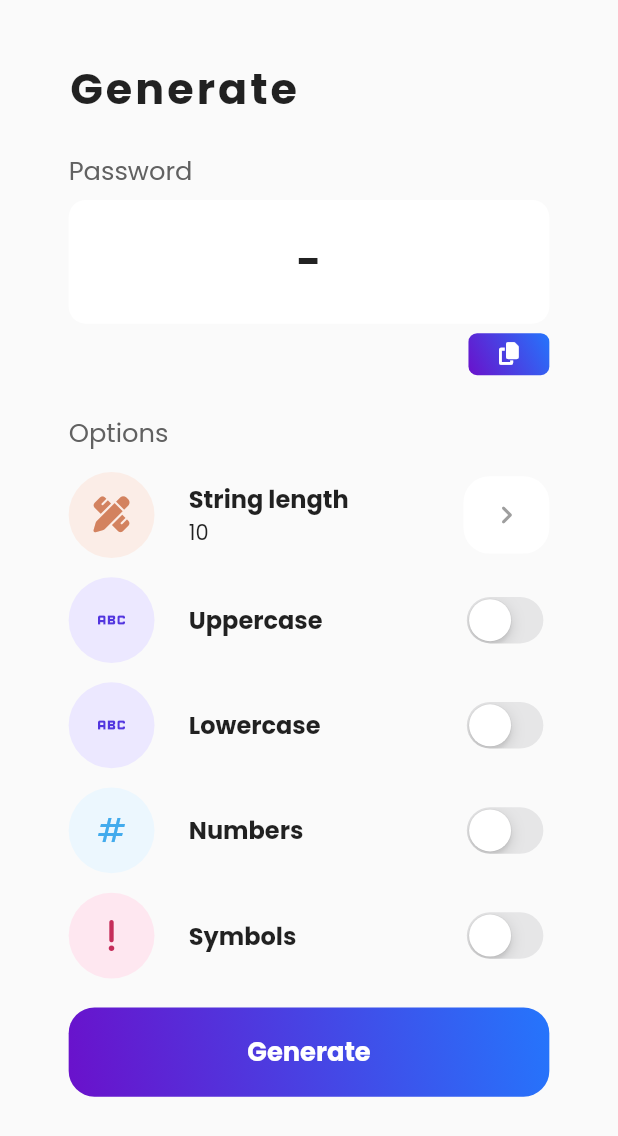
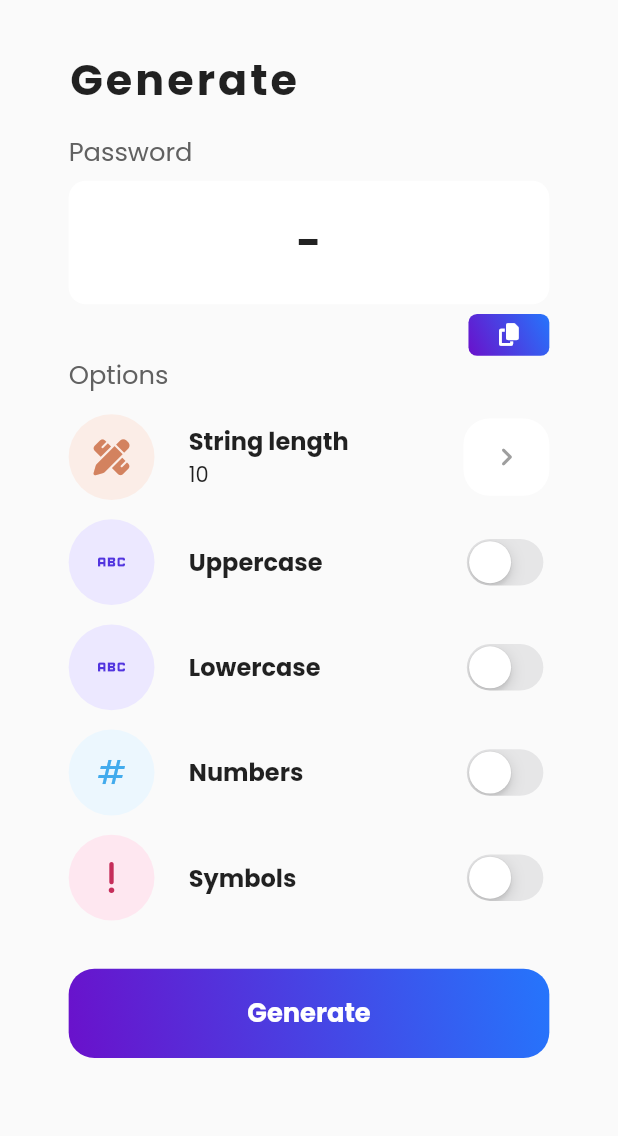
Before and after one commit to junejuly-jb/HashKey-Mobile, a Flutter app: the GenerateScreen widget shown alone on an empty page, opened directly, on a phone screen of 412 x 824 dp. Shown: the top 1136 px of the screen. Run offline on Flutter 3.47's test engine with Material 2 defaults, Android fonts, the phone set to English and light mode, and no system bars; our stand-ins replace connectivity_plus, flutter_screenutil, flutter_svg, font_awesome_flutter, google_fonts, jwt_decoder and 3 more; missing offline and left inert: random_password_generator; accounts and stored records are empty.

```diff
--- a/lib/screens/home.dart
+++ b/lib/screens/home.dart
@@ -19,12 +19,12 @@ class Home extends StatefulWidget {
 class _HomeState extends State<Home> {
   @override
   Widget build(BuildContext context) {
+    final app = Provider.of<AppStateProvider>(context);
     return Scaffold(
       backgroundColor: const Color.fromRGBO(241, 240, 247, 1),
       body: SafeArea(
         child: Builder(
           builder: (context){
-            final app = Provider.of<AppStateProvider>(context);
             switch (app.appState) {
               case 'home':
                 return const Main();
@@ -38,7 +38,7 @@ class _HomeState extends State<Home> {
           }
         )
       ),
-      floatingActionButton: FloatingActionButton(
+      floatingActionButton: app.appState == 'home' ? FloatingActionButton(
         child: Container(
           width: 60.w,
           height: 60.h,
@@ -61,7 +61,7 @@ class _HomeState extends State<Home> {
           ),
         ),
         onPressed: () {},
-      ),
+      ) : null,
       floatingActionButtonLocation: FloatingActionButtonLocation.centerDocked,
       bottomNavigationBar: const BottomView(),
     );
--- a/lib/screens/login.dart
+++ b/lib/screens/login.dart
@@ -2,6 +2,7 @@ import 'dart:convert';
 
 import 'package:flutter/material.dart';
 import 'package:flutter_screenutil/flutter_screenutil.dart';
+import 'package:hashkey/provider/app_state_provider.dart';
 import 'package:hashkey/provider/user_provider.dart';
 import 'package:hashkey/services/auth.dart';
 import 'package:hashkey/shared/widgets/alert.dart';
@@ -67,6 +68,7 @@ class _LoginPageState extends State<LoginPage> {
         final userProvider = Provider.of<UserProvider>(context, listen: false);
         userProvider.setUserDetails(user);
         await prefs.setString('user', jsonEncode(user));
+        Provider.of<AppStateProvider>(context, listen: false).initGenerateSetting();
         Navigator.pushNamedAndRemoveUntil(context, '/home', (route) => false);
       }
       else{
--- a/lib/services/app.dart
+++ b/lib/services/app.dart
@@ -4,7 +4,7 @@ import 'package:hashkey/services/auth.dart';
 import 'package:http/http.dart' as http;
 
 class App{
-  final baseURL = 'http://10.0.2.2:5000/api';
+  final baseURL = 'https://hashkey-api.vercel.app/api/v2';
 
   Future<dynamic> getCollectionLength() async{
     try {
--- a/lib/services/auth.dart
+++ b/lib/services/auth.dart
@@ -4,7 +4,7 @@ import 'package:http/http.dart' as http;
 import 'package:shared_preferences/shared_preferences.dart';
 
 class Auth{
-  final baseURL = 'http://10.0.2.2:5000/api';
+  final baseURL = 'https://hashkey-api.vercel.app/api/v2';
 
   Future<dynamic> register(String name, String email, String password) async{
     try {
--- a/lib/shared/bottom_appbar.dart
+++ b/lib/shared/bottom_appbar.dart
@@ -42,7 +42,9 @@ class BottomView extends StatelessWidget {
                 )
               ),
             ),
-            const Spacer(),
+            if(app.appState == 'home') ...[
+              const Spacer(),
+            ],
             Expanded(
                child: IconButton(onPressed: () => app.updateStringState('_tabState', 'qrcode'),
                 icon: SvgPicture.asset(
--- a/lib/shared/tabview/generate_screen.dart
+++ b/lib/shared/tabview/generate_screen.dart
@@ -21,9 +21,9 @@ class GenerateScreen extends StatelessWidget {
         child: Column(
           crossAxisAlignment: CrossAxisAlignment.start,
           children: [
-            SizedBox(height: 30.h,),
+            SizedBox(height: 25.h,),
             const CustomHeader(title: 'Generate', withBackButton: false),
-            SizedBox(height: 15.h,),
+            SizedBox(height: 10.h,),
             Text('Password', style: TextStyle(fontSize: 15.sp, color: Colors.grey[700]),),
             SizedBox(height: 5.h,),
             Container(
@@ -49,7 +49,7 @@ class GenerateScreen extends StatelessWidget {
                 SmallButton(icon: FontAwesomeIcons.solidCopy, callback: () => print('hello'))
               ],
             ),
-            SizedBox(height: 20.h,),
+            // SizedBox(height: 15.h,),
             Text('Options', style: TextStyle(fontSize: 15.sp, color: Colors.grey[700]),),
             SizedBox(height: 10.h,),
             SettingsTile(
@@ -101,7 +101,7 @@ class GenerateScreen extends StatelessWidget {
               stringVal: null, boolVal: appState.symbolState,
               callback: (val) => appState.updateGenerateSetting('symbolState', 'bool', null, val),
             ),
-            SizedBox(height: 15.h,),
+            SizedBox(height: 25.h,),
             XtraLargeButton(title: 'Generate', callback: () => appState.generateRandomString())
           ],
         ),
```
